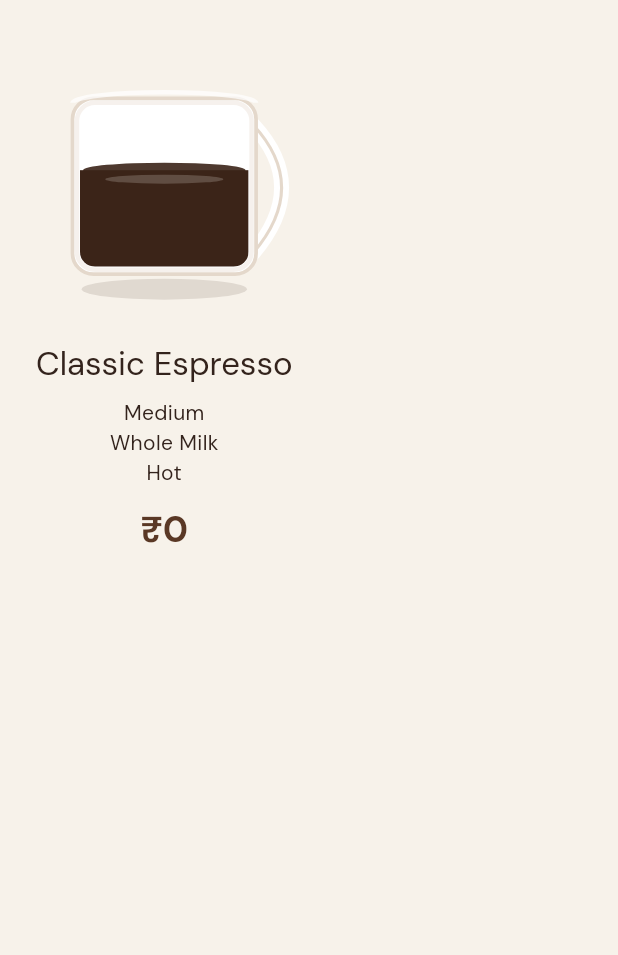
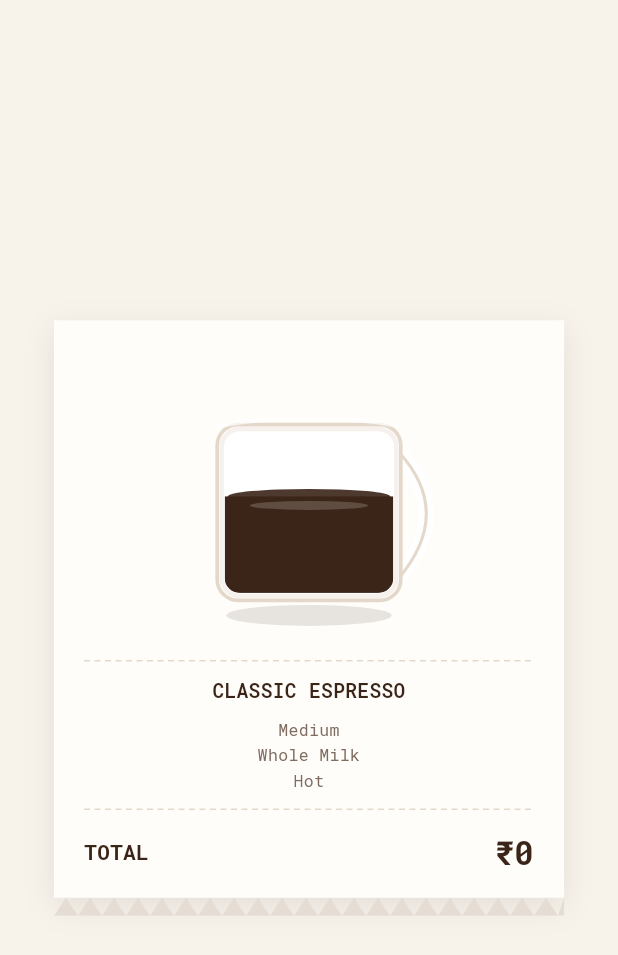
Before and after one commit to atirek-pothiwala/brew-coffee, a Flutter app: the _Preview widget shown alone on an empty page, opened directly with empty values, on a phone screen of 412 x 824 dp. Shown: the top 955 px of the screen. Run offline on Flutter 3.47's test engine with Material 3 defaults, Android fonts, the phone set to English and light mode, and no system bars; our stand-ins replace equatable, flutter_bloc, go_router, google_fonts, shared_preferences; accounts and stored records are empty.

Commit message:
Use receipt paper background for customization mug preview

```diff
--- a/lib/features/coffee_customization/customization_screen.dart
+++ b/lib/features/coffee_customization/customization_screen.dart
@@ -1,7 +1,10 @@
-import 'package:brew_coffee/core/theme/app_colors.dart';
+import 'package:brew_coffee/core/theme/receipt_theme.dart';
 import 'package:brew_coffee/core/utils/breakpoints.dart';
-import 'package:brew_coffee/core/utils/currency_format.dart';
 import 'package:brew_coffee/core/widgets/coffee_cup_view.dart';
+import 'package:brew_coffee/core/widgets/receipt/receipt_divider.dart';
+import 'package:brew_coffee/core/widgets/receipt/receipt_line_widgets.dart';
+import 'package:brew_coffee/core/widgets/receipt/receipt_paper.dart';
+import 'package:brew_coffee/core/widgets/receipt/receipt_zigzag_bottom.dart';
 import 'package:brew_coffee/domain/entities/coffee_customization.dart';
 import 'package:brew_coffee/domain/entities/cup_visual_state.dart';
 import 'package:brew_coffee/domain/entities/enums.dart';
@@ -64,38 +67,52 @@ class _Preview extends StatelessWidget {
 
   @override
   Widget build(BuildContext context) {
-    return Padding(
-      padding: const EdgeInsets.all(24),
+    return Center(
+      child: ConstrainedBox(
+        constraints: ReceiptTheme.paperConstraints(),
         child: Column(
-        crossAxisAlignment: CrossAxisAlignment.center,
+          mainAxisSize: MainAxisSize.min,
           children: [
-          const CoffeeCupView(
+            ReceiptPaper(
+              padding: const EdgeInsets.fromLTRB(20, 28, 20, 12),
+              child: Column(
+                crossAxisAlignment: CrossAxisAlignment.stretch,
+                children: [
+                  const Center(
+                    child: CoffeeCupView(
                       visual: CupVisualState(espressoLevel: 0.4, milkLevel: 0.2),
                       size: 180,
                     ),
-          const SizedBox(height: 16),
+                  ),
+                  const ReceiptDivider(),
                   Text(
-            customization.coffee.name,
-            style: Theme.of(context).textTheme.titleLarge,
+                    customization.coffee.name.toUpperCase(),
+                    style: ReceiptTheme.lineTitle(context),
                     textAlign: TextAlign.center,
                   ),
                   const SizedBox(height: 8),
                   ...customization.summaryLines().map(
-                (l) => Text(
+                        (l) => Padding(
+                          padding: const EdgeInsets.only(bottom: 2),
+                          child: Text(
                             l,
-                  style: Theme.of(context).textTheme.bodyMedium,
+                            style: ReceiptTheme.lineDetail(context),
                             textAlign: TextAlign.center,
                           ),
                         ),
-          const SizedBox(height: 12),
-          Text(
-            formatCurrency(customization.unitPrice),
-            style: Theme.of(context).textTheme.headlineSmall?.copyWith(
-                  color: AppColors.primaryCoffee,
-                  fontWeight: FontWeight.w700,
+                      ),
+                  const ReceiptDivider(),
+                  ReceiptRowTotal(
+                    label: 'TOTAL',
+                    amount: customization.unitPrice,
+                    emphasize: true,
+                  ),
+                ],
               ),
             ),
+            const ReceiptZigzagBottom(),
           ],
+        ),
       ),
     );
   }
```
Lines whose indentation alone changed are shown as unchanged.
